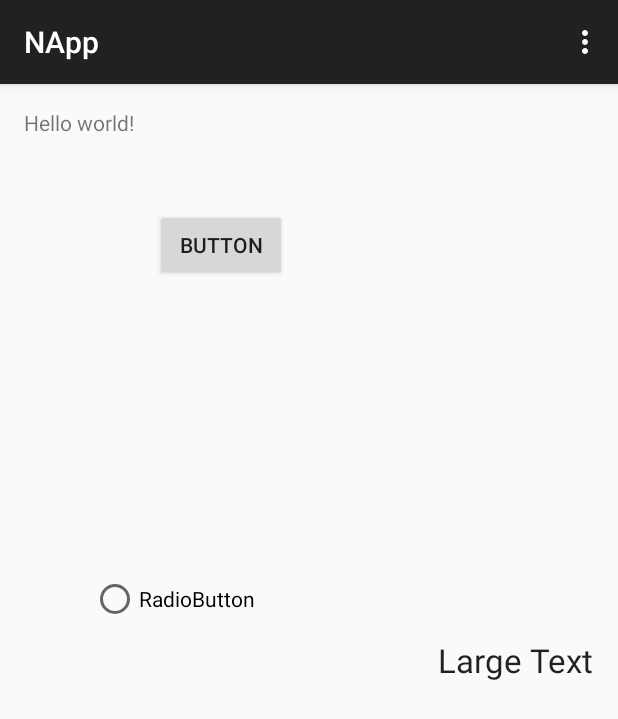
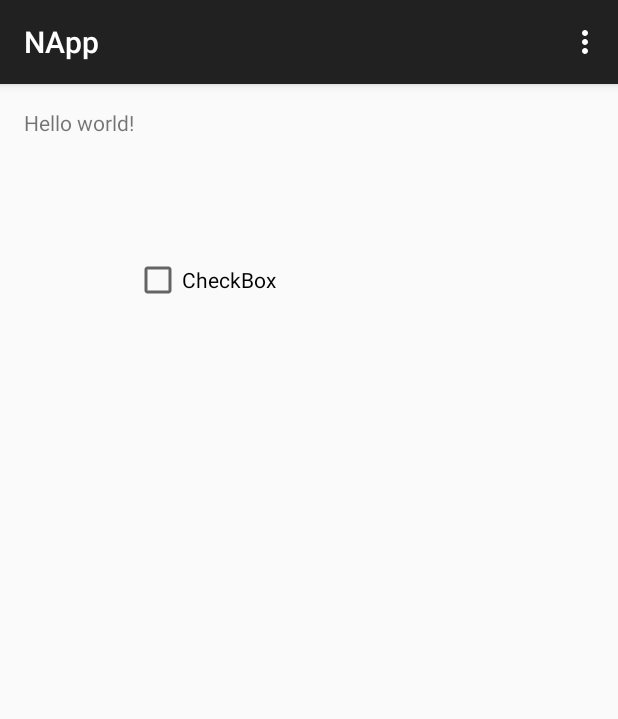
Before and after one commit to zeynab095/NApp, an Android app: the screen it shows after launch (MainActivity), on a phone screen of 412 x 824 dp. Shown: the top 719 px of the screen. Run offline under Robolectric (Android 15) with nearby library versions, the phone set to English and light mode, and no system bars.

Commit message:
hello there

```diff
--- a/app/src/main/res/layout/activity_main.xml
+++ b/app/src/main/res/layout/activity_main.xml
@@ -9,38 +9,14 @@
         android:layout_height="wrap_content"
         android:id="@+id/textView2" />
 
-    <TextView
-        android:layout_width="wrap_content"
-        android:layout_height="wrap_content"
-        android:textAppearance="?android:attr/textAppearanceLarge"
-        android:text="Large Text"
-        android:id="@+id/textView"
-        android:layout_centerVertical="true"
-        android:layout_alignParentRight="true"
-        android:layout_alignParentEnd="true" />
-
-    <Button
-        android:id="@+id/button"
+    <CheckBox
+        android:id="@+id/checkBox"
         android:layout_width="wrap_content"
         android:layout_height="wrap_content"
         android:layout_below="@+id/textView2"
-        android:layout_marginLeft="14dp"
-        android:layout_marginStart="14dp"
-        android:layout_marginTop="48dp"
+        android:layout_marginTop="79dp"
         android:layout_toEndOf="@+id/textView2"
-        android:layout_toRightOf="@+id/textView2"
-        android:text="Button" />
+        android:text="CheckBox" />
 
-    <RadioButton
-        android:id="@+id/radioButton"
-        android:layout_width="wrap_content"
-        android:layout_height="wrap_content"
-        android:layout_above="@+id/textView"
-        android:layout_alignEnd="@+id/button"
-        android:layout_alignRight="@+id/button"
-        android:layout_marginBottom="10dp"
-        android:layout_marginEnd="21dp"
-        android:layout_marginRight="21dp"
-        android:text="RadioButton" />
 
 </RelativeLayout>
```
Also changed, not shown: 1 other file.
